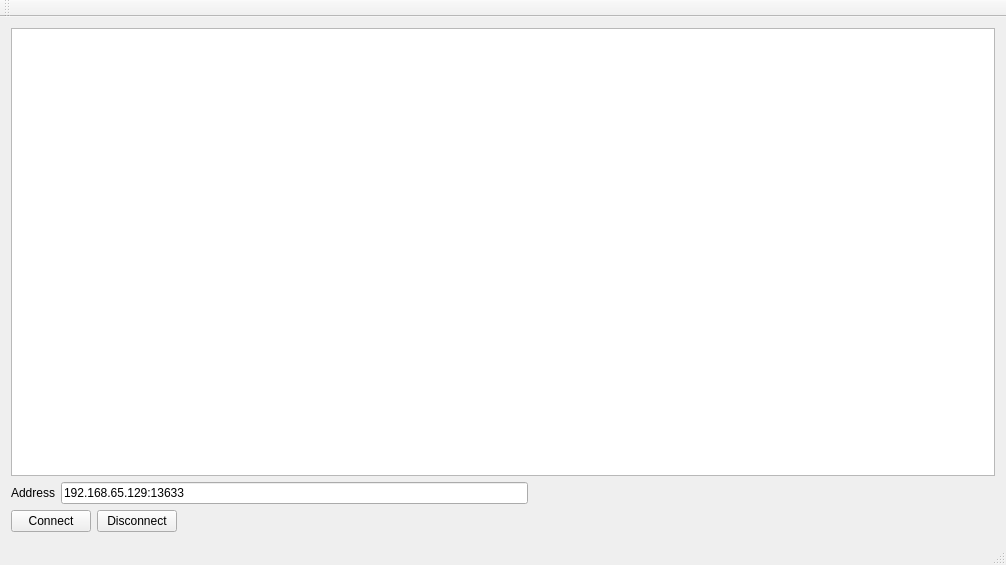
First picture: the form in Linux_Client/mainwindow.ui, repository jontio/LinuxNaturallySpeaking, before the edit.
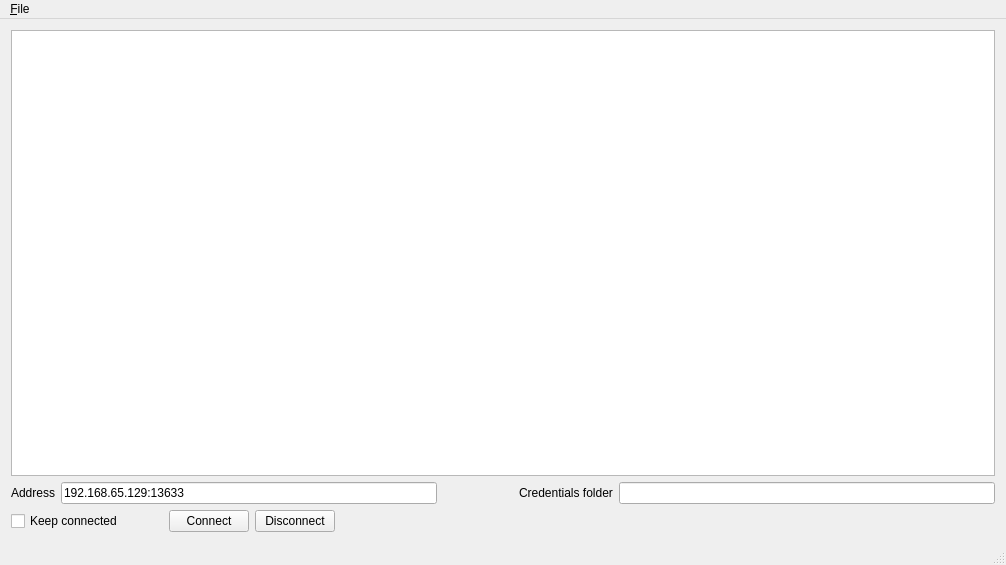
Second picture: the form after the edit. Icons and pictures are not drawn.

```diff
--- a/Linux_Client/mainwindow.ui
+++ b/Linux_Client/mainwindow.ui
@@ -19,7 +19,7 @@
      <widget class="QTextEdit" name="textEditmain"/>
     </item>
     <item>
-     <layout class="QHBoxLayout" name="horizontalLayout">
+     <layout class="QHBoxLayout" name="horizontalLayout" stretch="0,10,2,0,10">
       <item>
        <widget class="QLabel" name="label">
         <property name="text">
@@ -47,10 +47,43 @@
         </property>
        </spacer>
       </item>
+      <item>
+       <widget class="QLabel" name="label_2">
+        <property name="text">
+         <string>Credentials folder</string>
+        </property>
+       </widget>
+      </item>
+      <item>
+       <widget class="QLineEdit" name="lineEdit_credentials_folder"/>
+      </item>
      </layout>
     </item>
     <item>
      <layout class="QHBoxLayout" name="horizontalLayout_2">
+      <item>
+       <widget class="QCheckBox" name="checkBox_keepconnected">
+        <property name="text">
+         <string>Keep connected</string>
+        </property>
+       </widget>
+      </item>
+      <item>
+       <spacer name="horizontalSpacer">
+        <property name="orientation">
+         <enum>Qt::Horizontal</enum>
+        </property>
+        <property name="sizeType">
+         <enum>QSizePolicy::Preferred</enum>
+        </property>
+        <property name="sizeHint" stdset="0">
+         <size>
+          <width>40</width>
+          <height>20</height>
+         </size>
+        </property>
+       </spacer>
+      </item>
       <item>
        <widget class="QPushButton" name="pushButton">
         <property name="text">
@@ -66,13 +99,13 @@
        </widget>
       </item>
       <item>
-       <spacer name="horizontalSpacer">
+       <spacer name="horizontalSpacer_3">
         <property name="orientation">
          <enum>Qt::Horizontal</enum>
         </property>
         <property name="sizeHint" stdset="0">
          <size>
-          <width>108</width>
+          <width>40</width>
           <height>20</height>
          </size>
         </property>
@@ -88,17 +121,17 @@
      <x>0</x>
      <y>0</y>
      <width>1006</width>
-     <height>38</height>
+     <height>31</height>
     </rect>
    </property>
-  </widget>
-  <widget class="QToolBar" name="mainToolBar">
-   <attribute name="toolBarArea">
-    <enum>TopToolBarArea</enum>
-   </attribute>
-   <attribute name="toolBarBreak">
-    <bool>false</bool>
-   </attribute>
+   <widget class="QMenu" name="menu_File">
+    <property name="title">
+     <string>&amp;File</string>
+    </property>
+    <addaction name="action_To_system_tray"/>
+    <addaction name="action_Quit"/>
+   </widget>
+   <addaction name="menu_File"/>
   </widget>
   <widget class="QStatusBar" name="statusBar"/>
  </widget>
```
Left out of the diff: 37 changed lines with no effect on the pictures.
